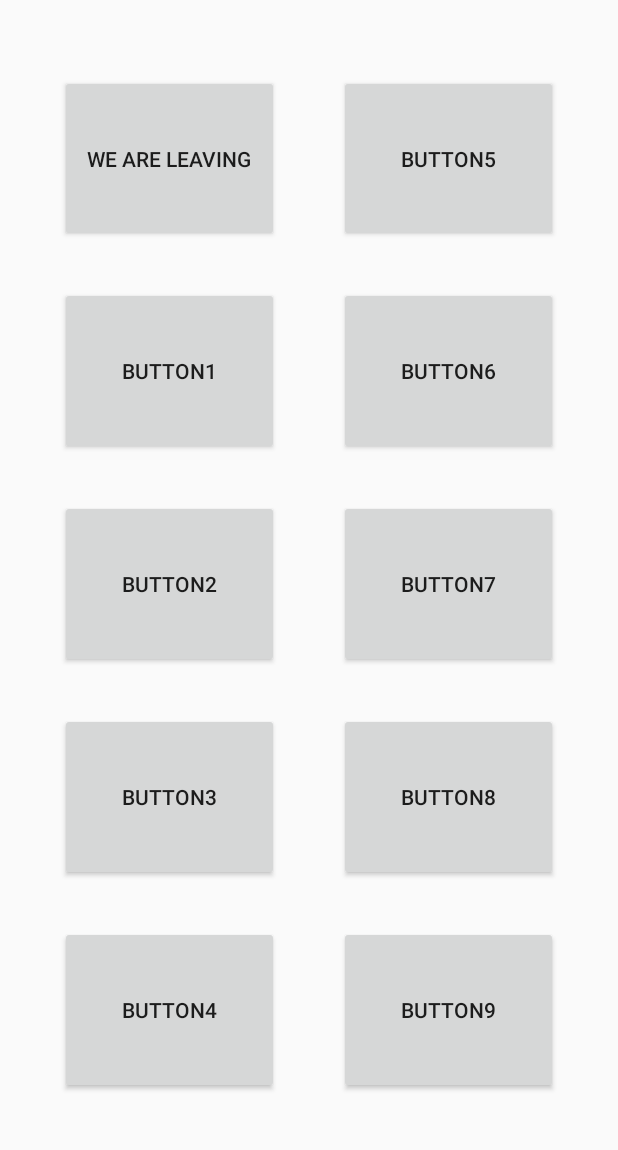
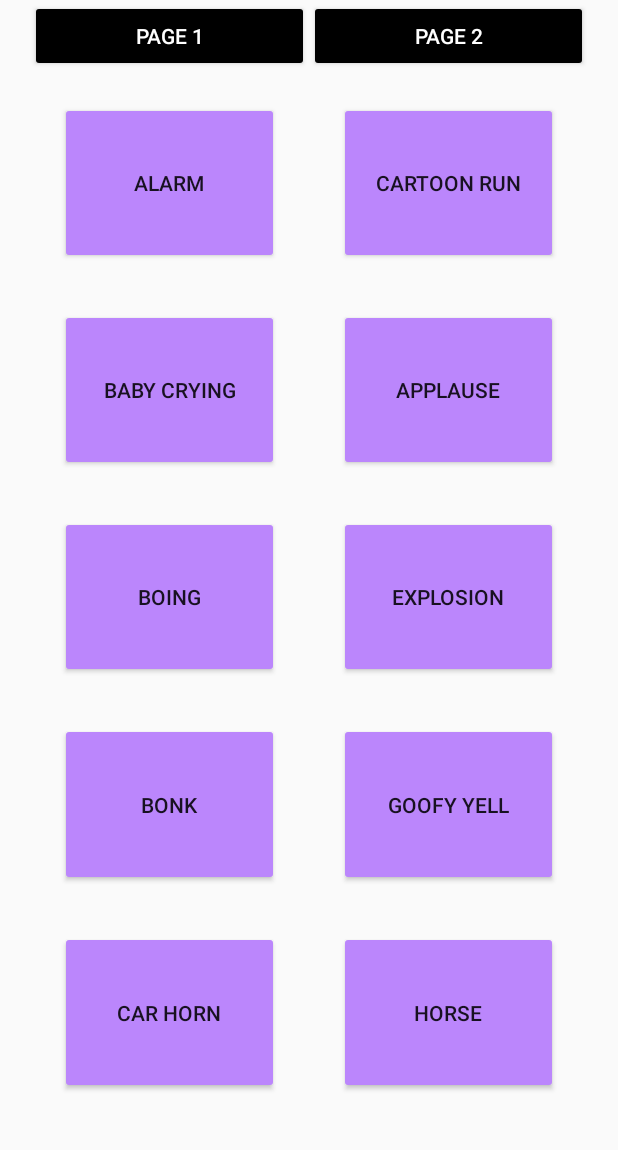
Before and after one commit to Jandrus000/Soundboard, an Android app built with Jetpack Compose: the screen it shows after launch (MainActivity), on a phone screen of 412 x 824 dp, the part 82-1232 px from its top. Run offline under Robolectric (Android 15) with nearby library versions, the phone set to English and light mode, and no system bars.

Commit message:
finished app

```diff
--- a/app/build.gradle.kts
+++ b/app/build.gradle.kts
@@ -67,4 +67,9 @@ dependencies {
     androidTestImplementation("androidx.compose.ui:ui-test-junit4")
     debugImplementation("androidx.compose.ui:ui-tooling")
     debugImplementation("androidx.compose.ui:ui-test-manifest")
+
+    val fragment_version = "1.6.2"
+    implementation("androidx.fragment:fragment-ktx:$fragment_version")
+    implementation ("androidx.appcompat:appcompat:1.3.0")
+
 }
--- a/app/src/main/java/com/example/soundboard/MainActivity.kt
+++ b/app/src/main/java/com/example/soundboard/MainActivity.kt
@@ -14,31 +14,37 @@ import androidx.compose.runtime.Composable
 import androidx.compose.ui.Modifier
 import androidx.compose.ui.tooling.preview.Preview
 import com.example.soundboard.ui.theme.SoundBoardTheme
+import androidx.fragment.app.Fragment
+import androidx.appcompat.app.AppCompatActivity
 
-class MainActivity : ComponentActivity() {
-    fun playSound(path: String){
-        var mp = MediaPlayer()
-        mp.setDataSource(
-            this,
-            Uri.parse(path)
-        )
-        mp.prepare()
-        mp.start()
-    }
+class MainActivity : AppCompatActivity() {
+
     override fun onCreate(savedInstanceState: Bundle?) {
         super.onCreate(savedInstanceState)
         setContentView(R.layout.activity_main)
-        println("Successfully set layout")
 
-        var marineButton = findViewById<Button>(R.id.marines)
+        //makes button objects to change page
+        val page1Btn = findViewById<Button>(R.id.page1)
+        val page2Btn = findViewById<Button>(R.id.page2)
 
-        println("Objects created")
-        marineButton.setOnClickListener {
-            println("Inside click listener")
-            playSound("android.resource://" + this.packageName + "/" + R.raw.marines_audio)
+        //sets default fragment to page1
+        replaceFragment(Page1())
 
+        //event listeners for when buttons are pressed
+        page1Btn.setOnClickListener {
+            replaceFragment(Page1())
+        }
+        page2Btn.setOnClickListener {
+            replaceFragment(Page2())
         }
 
     }
 
+    //function to change the fragment to the correct page
+    private fun replaceFragment(fragment: Fragment) {
+        supportFragmentManager
+            .beginTransaction()
+            .replace(R.id.frame, fragment)
+            .commit()
+    }
 }
--- /dev/null
+++ b/app/src/main/java/com/example/soundboard/Page1.kt
@@ -0,0 +1,94 @@
+package com.example.soundboard
+
+import android.os.Bundle
+import androidx.fragment.app.Fragment
+import android.view.LayoutInflater
+import android.view.View
+import android.view.ViewGroup
+
+import androidx.activity.ComponentActivity
+import androidx.activity.compose.setContent
+import android.media.MediaPlayer
+import android.net.Uri
+import android.widget.Button
+import androidx.compose.foundation.layout.fillMaxSize
+import androidx.compose.material3.MaterialTheme
+import androidx.compose.material3.Surface
+import androidx.compose.material3.Text
+import androidx.compose.runtime.Composable
+import androidx.compose.ui.Modifier
+import androidx.compose.ui.tooling.preview.Preview
+import com.example.soundboard.ui.theme.SoundBoardTheme
+
+class Page1 : Fragment() {
+
+    private var mediaPlayer:MediaPlayer? = null
+
+    override fun onCreateView(
+        inflater: LayoutInflater, container: ViewGroup?,
+        savedInstanceState: Bundle?
+    ): View? {
+
+        val view =  inflater.inflate(R.layout.fragment_page1, container, false)
+
+        //all sound buttons are defined
+        var alarm = view.findViewById<Button>(R.id.alarm)
+        var baby_button = view.findViewById<Button>(R.id.baby)
+        var boing_button = view.findViewById<Button>(R.id.boing)
+        var bonk_button = view.findViewById<Button>(R.id.bonk)
+        var car_button = view.findViewById<Button>(R.id.car_horn)
+        var running_button = view.findViewById<Button>(R.id.cartoon_run)
+        var applause_button = view.findViewById<Button>(R.id.applause)
+        var explosion_button = view.findViewById<Button>(R.id.explosion)
+        var goofy_button = view.findViewById<Button>(R.id.yell)
+        var horse_button = view.findViewById<Button>(R.id.horse)
+
+
+        //event listeners are made for each button
+        alarm.setOnClickListener {
+            playSound(R.raw.alarm_audio)
+        }
+        baby_button.setOnClickListener {
+            playSound(R.raw.baby_crying_audio)
+        }
+        boing_button.setOnClickListener {
+            playSound(  R.raw.boing_audio)
+        }
+        bonk_button.setOnClickListener {
+            playSound(R.raw.bonk_audio)
+        }
+        car_button.setOnClickListener {
+            playSound(R.raw.car_horn_audio)
+        }
+        running_button.setOnClickListener {
+            playSound(R.raw.cartoon_run_audio)
+        }
+        applause_button.setOnClickListener {
+            playSound( R.raw.clapping_audio)
+        }
+        explosion_button.setOnClickListener {
+            playSound( R.raw.explosion_audio)
+        }
+        goofy_button.setOnClickListener {
+            playSound( R.raw.goofy_audio)
+        }
+        horse_button.setOnClickListener {
+            playSound(R.raw.horse_audio)
+        }
+
+        return view
+    }
+
+    //function takes ID for sound and plays the correct sound
+    fun playSound(soundResourceId: Int){
+
+        // Create a new MediaPlayer instance with the provided sound resource ID
+        mediaPlayer = MediaPlayer.create(requireContext(), soundResourceId)
+
+        // Start playing the sound
+        mediaPlayer?.start()
+    }
+
+
+
+}
--- a/app/src/main/res/layout/activity_main.xml
+++ b/app/src/main/res/layout/activity_main.xml
@@ -15,95 +15,36 @@
         android:textSize="25dp"
         android:layout_gravity="center"/>
 
-    <LinearLayout
-        android:layout_width="match_parent"
-        android:layout_height="match_parent"
-        android:orientation="horizontal"
-        android:layout_gravity="center">
-
 
     <LinearLayout
         android:layout_width="match_parent"
-            android:layout_height="match_parent"
-            android:orientation="vertical"
-            android:layout_weight="1"
-            android:layout_margin="30px">
-
-
+        android:layout_height="wrap_content">
         <Button
-                android:id="@+id/marines"
+            android:id="@+id/page1"
             android:layout_width="match_parent"
             android:layout_height="wrap_content"
+            android:height="20px"
             android:layout_weight="1"
-                android:layout_marginTop="30dp"
-                android:text="we are leaving"/>
+            android:text="Page 1"
+            android:backgroundTint="@color/black"
+            android:textColor="@color/white"/>
         <Button
+            android:id="@+id/page2"
             android:layout_width="match_parent"
             android:layout_height="wrap_content"
+            android:height="20px"
             android:layout_weight="1"
-                android:layout_marginTop="30dp"
-                android:text="button1"/>
-            <Button
-                android:layout_width="match_parent"
-                android:layout_height="wrap_content"
-                android:layout_weight="1"
-                android:layout_marginTop="30dp"
-                android:text="button2"/>
-            <Button
-                android:layout_width="match_parent"
-                android:layout_height="wrap_content"
-                android:layout_weight="1"
-                android:layout_marginTop="30dp"
-                android:text="button3"/>
-            <Button
-                android:layout_width="match_parent"
-                android:layout_height="wrap_content"
-                android:layout_weight="1"
-                android:layout_marginTop="30dp"
-                android:text="button4"/>
-
-        </LinearLayout>
-        <LinearLayout
-            android:layout_width="match_parent"
-            android:layout_height="match_parent"
-            android:orientation="vertical"
-            android:layout_weight="1"
-            android:layout_margin="30px" >
-
-            <Button
-                android:layout_width="match_parent"
-                android:layout_height="wrap_content"
-                android:layout_weight="1"
-                android:layout_marginTop="30dp"
-                android:text="button5"/>
-            <Button
-                android:layout_width="match_parent"
-                android:layout_height="wrap_content"
-                android:layout_weight="1"
-                android:layout_marginTop="30dp"
-                android:text="button6"/>
-            <Button
-                android:layout_width="match_parent"
-                android:layout_height="wrap_content"
-                android:layout_weight="1"
-                android:layout_marginTop="30dp"
-                android:text="button7"/>
-            <Button
-                android:layout_width="match_parent"
-                android:layout_height="wrap_content"
-                android:layout_weight="1"
-                android:layout_marginTop="30dp"
-                android:text="button8"/>
-            <Button
-                android:layout_width="match_parent"
-                android:layout_height="wrap_content"
-                android:layout_weight="1"
-                android:layout_marginTop="30dp"
-                android:text="button9"/>
-
+            android:text="Page 2"
+            android:backgroundTint="@color/black"
+            android:textColor="@color/white"/>
     </LinearLayout>
 
-    </LinearLayout>
+<!--    container for fragment layouts-->
+    <FrameLayout
+        android:id="@+id/frame"
+        android:layout_width="match_parent"
+        android:layout_height="match_parent"/>
+
 
 
 
--- /dev/null
+++ b/app/src/main/res/layout/fragment_page1.xml
@@ -0,0 +1,115 @@
+<?xml version="1.0" encoding="utf-8"?>
+<FrameLayout xmlns:android="http://schemas.android.com/apk/res/android"
+    xmlns:tools="http://schemas.android.com/tools"
+    android:layout_width="match_parent"
+    android:layout_height="match_parent"
+    tools:context=".Page1">
+
+    <LinearLayout
+        android:layout_width="match_parent"
+        android:layout_height="match_parent"
+        android:orientation="horizontal"
+        android:layout_gravity="center">
+
+
+        <LinearLayout
+            android:layout_width="match_parent"
+            android:layout_height="match_parent"
+            android:orientation="vertical"
+            android:layout_weight="1"
+            android:layout_margin="30px">
+
+
+            <Button
+                android:id="@+id/alarm"
+                android:layout_width="match_parent"
+                android:layout_height="wrap_content"
+                android:layout_weight="1"
+                android:text="Alarm"
+                android:backgroundTint="@color/purple_200"/>
+            <Button
+                android:id="@+id/baby"
+                android:layout_width="match_parent"
+                android:layout_height="wrap_content"
+                android:layout_weight="1"
+                android:layout_marginTop="30dp"
+                android:text="Baby Crying"
+                android:backgroundTint="@color/purple_200"/>
+            <Button
+                android:id="@+id/boing"
+                android:layout_width="match_parent"
+                android:layout_height="wrap_content"
+                android:layout_weight="1"
+                android:layout_marginTop="30dp"
+                android:text="boing"
+                android:backgroundTint="@color/purple_200"/>
+            <Button
+                android:id="@+id/bonk"
+                android:layout_width="match_parent"
+                android:layout_height="wrap_content"
+                android:layout_weight="1"
+                android:layout_marginTop="30dp"
+                android:text="bonk"
+                android:backgroundTint="@color/purple_200"/>
+            <Button
+                android:id="@+id/car_horn"
+                android:layout_width="match_parent"
+                android:layout_height="wrap_content"
+                android:layout_weight="1"
+                android:layout_marginTop="30dp"
+                android:text="car horn"
+                android:backgroundTint="@color/purple_200"/>
+
+        </LinearLayout>
+        <LinearLayout
+            android:layout_width="match_parent"
+            android:layout_height="match_parent"
+            android:orientation="vertical"
+            android:layout_weight="1"
+            android:layout_margin="30px" >
+
+            <Button
+                android:id="@+id/cartoon_run"
+                android:layout_width="match_parent"
+                android:layout_height="wrap_content"
+                android:layout_weight="1"
+                android:text="cartoon run"
+                android:backgroundTint="@color/purple_200"/>
+            <Button
+                android:id="@+id/applause"
+                android:layout_width="match_parent"
+                android:layout_height="wrap_content"
+                android:layout_weight="1"
+                android:layout_marginTop="30dp"
+                android:text="applause"
+                android:backgroundTint="@color/purple_200"/>
+            <Button
+                android:id="@+id/explosion"
+                android:layout_width="match_parent"
+                android:layout_height="wrap_content"
+                android:layout_weight="1"
+                android:layout_marginTop="30dp"
+                android:text="explosion"
+                android:backgroundTint="@color/purple_200"/>
+            <Button
+                android:id="@+id/yell"
+                android:layout_width="match_parent"
+                android:layout_height="wrap_content"
+                android:layout_weight="1"
+                android:layout_marginTop="30dp"
+                android:text="goofy yell"
+                android:backgroundTint="@color/purple_200"/>
+            <Button
+                android:id="@+id/horse"
+                android:layout_width="match_parent"
+                android:layout_height="wrap_content"
+                android:layout_weight="1"
+                android:layout_marginTop="30dp"
+                android:text="horse"
+                android:backgroundTint="@color/purple_200"/>
+
+        </LinearLayout>
+
+    </LinearLayout>
+
+</FrameLayout>
--- a/app/src/main/res/values/strings.xml
+++ b/app/src/main/res/values/strings.xml
@@ -2,4 +2,6 @@
     <string name="app_name">SoundBoard</string>
     <string name="button">Button</string>
     <string name="soundboard">Soundboard</string>
+    <!-- TODO: Remove or change this placeholder text -->
+    <string name="hello_blank_fragment">Hello blank fragment</string>
 </resources>
--- a/app/src/main/res/values/themes.xml
+++ b/app/src/main/res/values/themes.xml
@@ -1,4 +1,11 @@
 <?xml version="1.0" encoding="utf-8"?>
 <resources>
-    <style name="Theme.SoundBoard" parent="android:Theme.Material.Light.NoActionBar" />
+    <style name="Theme.SoundBoard" parent="Theme.AppCompat.Light.NoActionBar" />
+    <style name="Button.Black" parent="ThemeOverlay.AppCompat">
+        <item name="colorAccent">@android:color/black</item>
+    </style>
+    <style name="Button.Purple" parent="ThemeOverlay.AppCompat">
+        <item name="colorAccent">@android:color/holo_purple</item>
+    </style>
+
 </resources>
```
Also changed, not shown: app/src/main/java/com/example/soundboard/Page2.kt (added, +82 -0 lines), app/src/main/res/layout/fragment_page2.xml (added, +115 -0 lines), 1 other file. Lines whose indentation alone changed are shown as unchanged.
